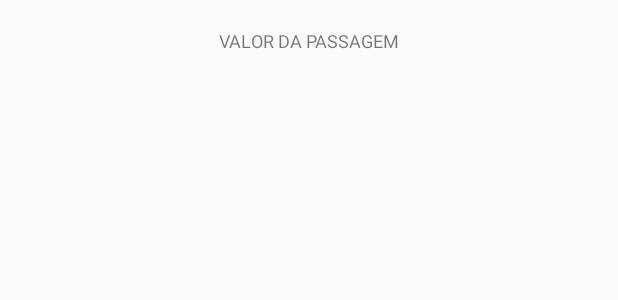
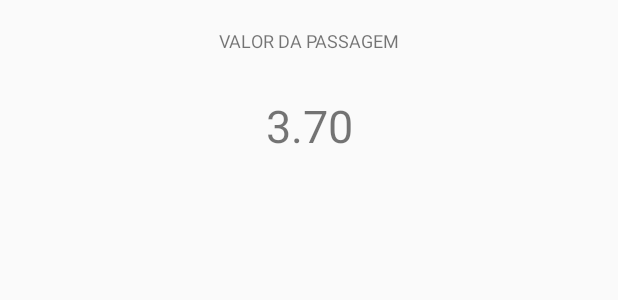
Before and after one commit to RaulAdriano/AppCircularPeabiru, an Android app: the layout activity_main.xml on its own in the app's theme, with its tools: preview values and no code run, on a phone screen of 412 x 824 dp. Shown: the part 501-801 px from the top of the screen. Run offline under Robolectric (Android 15) with nearby library versions, the phone set to English and light mode, and no system bars.

```diff
--- a/app/src/main/res/layout/activity_main.xml
+++ b/app/src/main/res/layout/activity_main.xml
@@ -94,7 +94,7 @@
         android:layout_height="wrap_content"
         android:layout_marginTop="8dp"
         android:padding="10dp"
-        android:text=""
+        android:text="3.70"
         android:textAlignment="center"
         android:textSize="30sp"
         app:layout_constraintTop_toBottomOf="@+id/tv_valorTexto"
```
